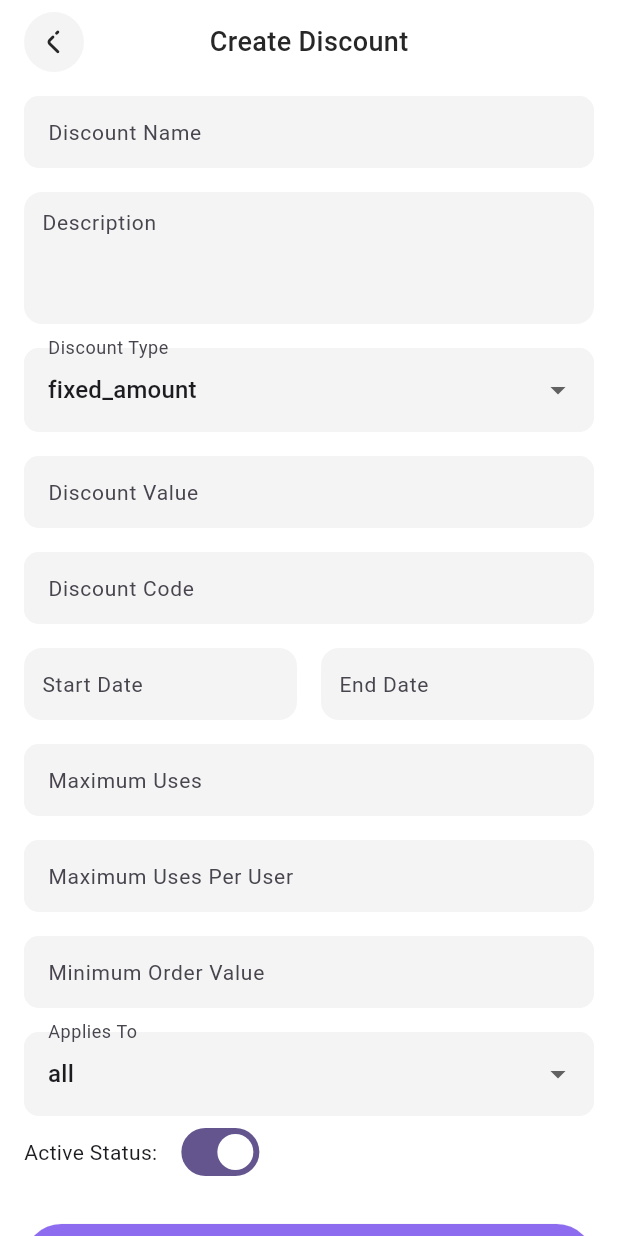
After one commit to powdevlin12/ecommerce_app, a Flutter app: the DiscountCreateScreen screen opened by its route, on a phone screen of 412 x 824 dp. The commit adds this screen. Run offline on Flutter 3.47's test engine with Material 3 defaults, Android fonts, the phone set to English and light mode, and no system bars; our stand-ins replace bloc, cached_network_image, dio, equatable, flutter_bloc, flutter_svg and 3 more; missing offline and left inert: dart:ffi; accounts and stored records are empty; project files that could hold a hidden picture were left out.

Commit message:
feat : add UI create discount

```diff
--- a/lib/routes/app_routes.dart
+++ b/lib/routes/app_routes.dart
@@ -8,8 +8,10 @@ class AppRoutes {
   static const String main = 'main';
   static const String home = 'home';
   static const String category = 'category';
+  // discount
   static const String discount = 'discount';
   static const String myDiscount = 'my-discount';
+  static const String createDiscount = 'create-discount';
   // product
   static const String productDetail = "product-detail";
   // learn
--- a/lib/routes/separated/main_route.dart
+++ b/lib/routes/separated/main_route.dart
@@ -2,6 +2,7 @@ import 'package:ercomerce_app/routes/route_type.dart';
 import 'package:ercomerce_app/routes/app_routes.dart';
 import 'package:ercomerce_app/screens/cart/cart.screen.dart';
 import 'package:ercomerce_app/screens/main/category/category_screen.dart';
+import 'package:ercomerce_app/screens/main/discount-create/discount_create.screen.dart';
 import 'package:ercomerce_app/screens/main/discount/discount_screen.dart';
 import 'package:ercomerce_app/screens/main/home/home.dart';
 import 'package:ercomerce_app/screens/main/main_screen.dart';
@@ -19,4 +20,5 @@ Map<String, RouteType> mainRoutes = {
     return ProductDetail(productId: args?['productId']);
   },
   AppRoutes.cart: (context, settings) => const CartScreen(),
+  AppRoutes.createDiscount: (context, settings) => const DiscountCreateScreen(),
 };
--- /dev/null
+++ b/lib/screens/main/discount-create/discount_create.screen.dart
@@ -0,0 +1,308 @@
+import 'package:ercomerce_app/configs/colors.dart';
+import 'package:ercomerce_app/configs/size.dart';
+import 'package:ercomerce_app/utils/convert_color.dart';
+import 'package:ercomerce_app/widgets/app_bar_widget.dart';
+import 'package:ercomerce_app/widgets/button_widget.dart';
+import 'package:ercomerce_app/widgets/text_field_widget.dart';
+import 'package:flutter/material.dart';
+import 'package:gap/gap.dart';
+import 'package:intl/intl.dart';
+
+class DiscountCreateScreen extends StatefulWidget {
+  const DiscountCreateScreen({super.key});
+
+  @override
+  _DiscountCreateScreenState createState() => _DiscountCreateScreenState();
+}
+
+class _DiscountCreateScreenState extends State<DiscountCreateScreen> {
+  final _formKey = GlobalKey<FormState>();
+  final _nameController = TextEditingController();
+  final _descriptionController = TextEditingController();
+  final _codeController = TextEditingController();
+  final _valueController = TextEditingController();
+  final _maxUsesController = TextEditingController();
+  final _maxUsesPerUserController = TextEditingController();
+  final _minOverValueController = TextEditingController();
+  final _startDateController = TextEditingController();
+  final _endDateController = TextEditingController();
+
+  String _selectedDiscountType = 'fixed_amount';
+  String _selectedAppliesTo = 'all';
+  bool _isActive = true;
+  final List<String> _selectedProductIds = [];
+
+  final List<String> _discountTypes = ['fixed_amount', 'percentage'];
+  final List<String> _appliesToOptions = ['all', 'specific'];
+
+  void _onPressBack() {
+    Navigator.pop(context);
+  }
+
+  Future<void> _selectDate(
+      BuildContext context, TextEditingController controller) async {
+    final DateTime? picked = await showDatePicker(
+      context: context,
+      initialDate: DateTime.now(),
+      firstDate: DateTime.now(),
+      lastDate: DateTime(2100),
+    );
+    if (picked != null) {
+      controller.text = DateFormat('dd/MM/yyyy').format(picked);
+    }
+  }
+
+  void _onSubmit() {
+    if (_formKey.currentState!.validate()) {
+      final discountData = {
+        "discount_name": _nameController.text,
+        "discount_description": _descriptionController.text,
+        "discount_type": _selectedDiscountType,
+        "discount_value": double.parse(_valueController.text),
+        "discount_code": _codeController.text,
+        "discount_start_date": _startDateController.text,
+        "discount_end_date": _endDateController.text,
+        "discount_max_uses": int.parse(_maxUsesController.text),
+        "discount_uses_count": 0,
+        "discount_max_uses_per_user": int.parse(_maxUsesPerUserController.text),
+        "discount_min_over_value": double.parse(_minOverValueController.text),
+        "discount_is_active": _isActive,
+        "discount_applies_to": _selectedAppliesTo,
+        "discount_product_ids": _selectedProductIds,
+      };
+
+      print(discountData); // For testing, replace with actual API call
+    }
+  }
+
+  @override
+  Widget build(BuildContext context) {
+    return Scaffold(
+      backgroundColor: backgroundColor,
+      body: SafeArea(
+        child: Column(
+          children: [
+            Padding(
+              padding:
+                  const EdgeInsets.symmetric(horizontal: kPaddingHorizontal),
+              child: AppBarWidget(
+                  title: "Create Discount", onPressBack: _onPressBack),
+            ),
+            Expanded(
+              child: SingleChildScrollView(
+                padding: const EdgeInsets.all(kPaddingHorizontal),
+                child: Form(
+                  key: _formKey,
+                  child: Column(
+                    crossAxisAlignment: CrossAxisAlignment.start,
+                    children: [
+                      TextFieldWidget(
+                        hintText: 'Discount Name',
+                        controller: _nameController,
+                        validator: (value) => value?.isEmpty ?? true
+                            ? 'Please enter discount name'
+                            : null,
+                      ),
+                      const SizedBox(height: 16),
+                      Container(
+                        padding: const EdgeInsets.symmetric(horizontal: 12),
+                        decoration: BoxDecoration(
+                          color: hexToColor(inputBackgroundColor),
+                          borderRadius: BorderRadius.circular(12),
+                        ),
+                        child: TextFormField(
+                          controller: _descriptionController,
+                          maxLines: 3,
+                          decoration: const InputDecoration(
+                              hintText: 'Description',
+                              border: InputBorder.none,
+                              hintStyle: TextStyle(fontSize: 14.0)),
+                        ),
+                      ),
+                      const SizedBox(height: 16),
+                      DropdownButtonFormField<String>(
+                        value: _selectedDiscountType,
+                        decoration: InputDecoration(
+                          labelText: 'Discount Type',
+                          border: OutlineInputBorder(
+                            borderRadius: BorderRadius.circular(12.0),
+                            borderSide: BorderSide.none,
+                          ),
+                          focusedBorder: OutlineInputBorder(
+                            borderRadius: BorderRadius.circular(12.0),
+                            borderSide: BorderSide(color: (primaryColor)),
+                          ),
+                          enabledBorder: OutlineInputBorder(
+                            borderRadius: BorderRadius.circular(10.0),
+                            borderSide: BorderSide(
+                                color: hexToColor(inputBackgroundColor)),
+                          ),
+                          fillColor: hexToColor(inputBackgroundColor),
+                          filled: true,
+                        ),
+                        items: _discountTypes.map((String type) {
+                          return DropdownMenuItem(
+                            value: type,
+                            child: Text(type),
+                          );
+                        }).toList(),
+                        onChanged: (String? newValue) {
+                          setState(() {
+                            _selectedDiscountType = newValue!;
+                          });
+                        },
+                      ),
+                      const SizedBox(height: 16),
+                      TextFieldWidget(
+                        hintText: 'Discount Value',
+                        controller: _valueController,
+                        keyboardType: TextInputType.number,
+                        validator: (value) => value?.isEmpty ?? true
+                            ? 'Please enter discount value'
+                            : null,
+                      ),
+                      const SizedBox(height: 16),
+                      TextFieldWidget(
+                        hintText: 'Discount Code',
+                        controller: _codeController,
+                        validator: (value) => value?.isEmpty ?? true
+                            ? 'Please enter discount code'
+                            : null,
+                      ),
+                      const SizedBox(height: 16),
+                      Row(
+                        children: [
+                          Expanded(
+                            child: Container(
+                              padding:
+                                  const EdgeInsets.symmetric(horizontal: 12),
+                              decoration: BoxDecoration(
+                                color: hexToColor(inputBackgroundColor),
+                                borderRadius: BorderRadius.circular(12),
+                              ),
+                              child: TextFormField(
+                                controller: _startDateController,
+                                decoration: const InputDecoration(
+                                    hintText: 'Start Date',
+                                    border: InputBorder.none,
+                                    hintStyle: TextStyle(fontSize: 14.0)),
+                                readOnly: true,
+                                onTap: () =>
+                                    _selectDate(context, _startDateController),
+                              ),
+                            ),
+                          ),
+                          const SizedBox(width: 16),
+                          Expanded(
+                            child: Container(
+                              padding:
+                                  const EdgeInsets.symmetric(horizontal: 12),
+                              decoration: BoxDecoration(
+                                color: hexToColor(inputBackgroundColor),
+                                borderRadius: BorderRadius.circular(12),
+                              ),
+                              child: TextFormField(
+                                controller: _endDateController,
+                                decoration: const InputDecoration(
+                                    hintText: 'End Date',
+                                    border: InputBorder.none,
+                                    hintStyle: TextStyle(fontSize: 14.0)),
+                                readOnly: true,
+                                onTap: () =>
+                                    _selectDate(context, _endDateController),
+                              ),
+                            ),
+                          ),
+                        ],
+                      ),
+                      const SizedBox(height: 16),
+                      TextFieldWidget(
+                        hintText: 'Maximum Uses',
+                        controller: _maxUsesController,
+                        keyboardType: TextInputType.number,
+                        validator: (value) => value?.isEmpty ?? true
+                            ? 'Please enter maximum uses'
+                            : null,
+                      ),
+                      const SizedBox(height: 16),
+                      TextFieldWidget(
+                        hintText: 'Maximum Uses Per User',
+                        controller: _maxUsesPerUserController,
+                        keyboardType: TextInputType.number,
+                        validator: (value) => value?.isEmpty ?? true
+                            ? 'Please enter maximum uses per user'
+                            : null,
+                      ),
+                      const SizedBox(height: 16),
+                      TextFieldWidget(
+                        hintText: 'Minimum Order Value',
+                        controller: _minOverValueController,
+                        keyboardType: TextInputType.number,
+                        validator: (value) => value?.isEmpty ?? true
+                            ? 'Please enter minimum order value'
+                            : null,
+                      ),
+                      const SizedBox(height: 16),
+                      DropdownButtonFormField<String>(
+                        value: _selectedAppliesTo,
+                        decoration: InputDecoration(
+                          labelText: 'Applies To',
+                          border: OutlineInputBorder(
+                            borderRadius: BorderRadius.circular(12.0),
+                            borderSide: BorderSide.none,
+                          ),
+                          focusedBorder: OutlineInputBorder(
+                            borderRadius: BorderRadius.circular(12.0),
+                            borderSide: BorderSide(color: (primaryColor)),
+                          ),
+                          enabledBorder: OutlineInputBorder(
+                            borderRadius: BorderRadius.circular(10.0),
+                            borderSide: BorderSide(
+                                color: hexToColor(inputBackgroundColor)),
+                          ),
+                          fillColor: hexToColor(inputBackgroundColor),
+                          filled: true,
+                        ),
+                        items: _appliesToOptions.map((String type) {
+                          return DropdownMenuItem(
+                            value: type,
+                            child: Text(type),
+                          );
+                        }).toList(),
+                        onChanged: (String? newValue) {
+                          setState(() {
+                            _selectedAppliesTo = newValue!;
+                          });
+                        },
+                      ),
+                      Row(
+                        children: [
+                          const Text('Active Status:'),
+                          const Gap(12.0),
+                          Switch(
+                            value: _isActive,
+                            onChanged: (bool value) {
+                              setState(() {
+                                _isActive = value;
+                              });
+                            },
+                          ),
+                        ],
+                      ),
+                      const SizedBox(height: 24),
+                      ButtonWidget(
+                        text: 'Create Discount',
+                        onPressed: _onSubmit,
+                      ),
+                      const SizedBox(height: 24),
+                    ],
+                  ),
+                ),
+              ),
+            ),
+          ],
+        ),
+      ),
+    );
+  }
+}
--- a/lib/screens/main/my-discount/my_discount_screen.dart
+++ b/lib/screens/main/my-discount/my_discount_screen.dart
@@ -4,6 +4,7 @@ import 'package:ercomerce_app/configs/size.dart';
 import 'package:ercomerce_app/enum/status_enum.dart';
 import 'package:ercomerce_app/models/product/discount.model.dart';
 import 'package:ercomerce_app/models/service/model_result_api.dart';
+import 'package:ercomerce_app/routes/app_routes.dart';
 import 'package:ercomerce_app/screens/main/my-discount/widgets/list_my_discount.dart';
 import 'package:ercomerce_app/widgets/app_bar_widget.dart';
 import 'package:flutter/material.dart';
@@ -70,6 +71,17 @@ class _MyDiscountScreenState extends State<MyDiscountScreen> {
   Widget build(BuildContext context) {
     return Scaffold(
       backgroundColor: backgroundColor,
+      floatingActionButton: FloatingActionButton(
+        onPressed: () {
+          Navigator.pushNamed(context, AppRoutes.createDiscount);
+        },
+        backgroundColor: primaryColor,
+        shape: const CircleBorder(),
+        child: const Icon(
+          Icons.add,
+          color: Colors.white,
+        ),
+      ),
       body: SafeArea(
         child: Padding(
           padding: const EdgeInsets.only(
--- a/lib/widgets/app_bar_widget.dart
+++ b/lib/widgets/app_bar_widget.dart
@@ -27,7 +27,10 @@ class AppBarWidget extends StatelessWidget {
             size: 18,
             weight: FontWeight.w500,
           ),
-          rightActionWidget ?? const SizedBox.shrink()
+          rightActionWidget ??
+              const SizedBox(
+                width: 40.0,
+              )
         ],
       ),
     );
```
